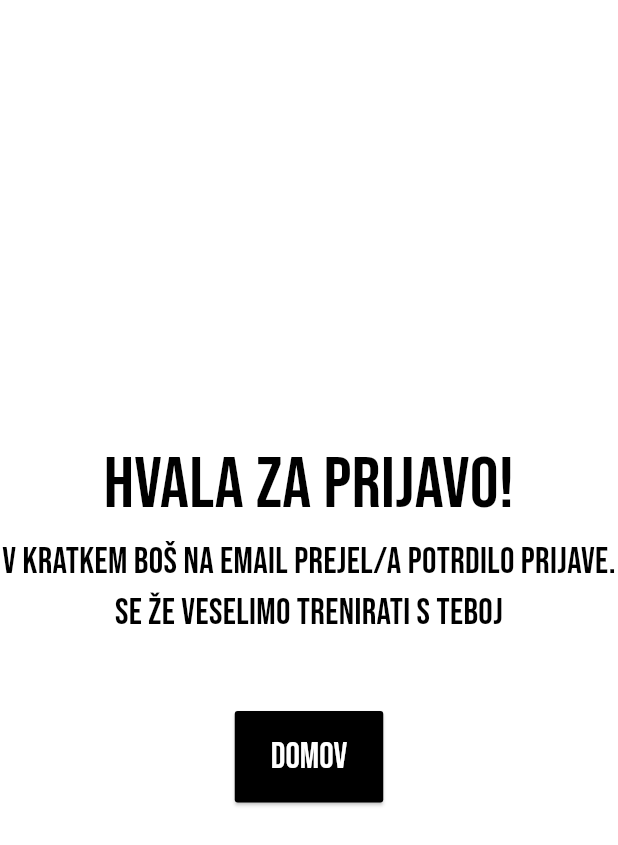
After one commit to CptJodocus/bastarts_studio_users, a Flutter app: the ConfirmationScreen screen opened directly, on a phone screen of 412 x 824 dp. The commit adds this screen. Shown: the top 845 px of the screen. Run offline on Flutter 3.47's test engine with Material 3 defaults, Android fonts, the light colour scheme and no system bars; our stand-ins replace auto_size_text, cloud_firestore, email_validator, firebase_core, flutter_animate, flutter_riverpod and 2 more; accounts and stored records are empty; generated files the repository leaves out were written again.

Commit message:
add registered confirmation screen

```diff
--- /dev/null
+++ b/lib/presentation/widgets/confirmation_screen.dart
@@ -0,0 +1,35 @@
+import 'package:flutter/material.dart';
+
+class ConfirmationScreen extends StatelessWidget {
+  const ConfirmationScreen({super.key});
+
+  @override
+  Widget build(BuildContext context) {
+    return Scaffold(
+      backgroundColor: Colors.white,
+      body: Center(
+        child: Column(
+          crossAxisAlignment: CrossAxisAlignment.center,
+          mainAxisAlignment: MainAxisAlignment.center,
+          children: [
+            Text('Hvala za prijavo!', style: TextStyle(fontSize: 48, color: Colors.black), textAlign: TextAlign.center),
+            Text(
+              'V kratkem boš na email prejel/a potrdilo prijave.\nSe že veselimo trenirati s teboj',
+              style: TextStyle(fontSize: 24, color: Colors.black),
+              textAlign: TextAlign.center,
+            ),
+            SizedBox(height: 48),
+            ElevatedButton(
+              onPressed: () => Navigator.of(context).pop(),
+              style: ButtonStyle(
+                backgroundColor: WidgetStatePropertyAll(Colors.black),
+                foregroundColor: WidgetStatePropertyAll(Colors.white),
+              ),
+              child: Text('Domov'),
+            ),
+          ],
+        ),
+      ),
+    );
+  }
+}
--- a/lib/presentation/widgets/sign_up_fields.dart
+++ b/lib/presentation/widgets/sign_up_fields.dart
@@ -1,4 +1,5 @@
 import 'package:bastarts_studio_users/presentation/sign_up_screen_controller.dart';
+import 'package:bastarts_studio_users/presentation/widgets/confirmation_screen.dart';
 import 'package:bastarts_studio_users/presentation/widgets/my_form_field.dart';
 import 'package:bastarts_studio_users/presentation/widgets/terms_and_conditions_checkbox.dart';
 import 'package:email_validator/email_validator.dart';
@@ -379,8 +380,7 @@ class _SignUpFieldsState extends ConsumerState<SignUpFields> {
                         parentEmail: _nullIfEmptyField(widget.parentEmailController.text),
                       );
                   if (success) {
-                    //TODO navigate to a confirmation screen instead
-                    navigator.pop();
+                    navigator.pushReplacement(MaterialPageRoute(builder: (context) => ConfirmationScreen()));
                   }
                 }
               },
```
